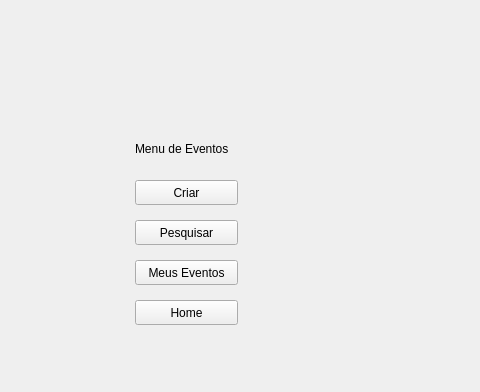
First picture: the form in ui/viewEventos.ui, repository PedroAugustoRamalhoDuarte/Trabalho-TP1, before the edit; both pictures show x 195 to 675 and y 0 to 392 of the 825 by 506 pixel window.
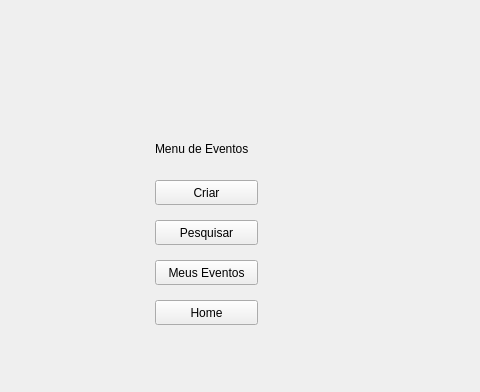
Second picture: the form after the edit.

Commit message: centralizando menu de eventos

What changed in the file:
```diff
--- a/ui/viewEventos.ui
+++ b/ui/viewEventos.ui
@@ -30,7 +30,7 @@
      <widget class="QPushButton" name="btnHome">
       <property name="geometry">
        <rect>
-        <x>320</x>
+        <x>340</x>
         <y>290</y>
         <width>103</width>
         <height>25</height>
@@ -43,7 +43,7 @@
      <widget class="QLabel" name="label">
       <property name="geometry">
        <rect>
-        <x>320</x>
+        <x>340</x>
         <y>130</y>
         <width>191</width>
         <height>17</height>
@@ -56,7 +56,7 @@
      <widget class="QPushButton" name="btnCriar">
       <property name="geometry">
        <rect>
-        <x>320</x>
+        <x>340</x>
         <y>170</y>
         <width>103</width>
         <height>25</height>
@@ -69,7 +69,7 @@
      <widget class="QPushButton" name="btnPesquisar">
       <property name="geometry">
        <rect>
-        <x>320</x>
+        <x>340</x>
         <y>210</y>
         <width>103</width>
         <height>25</height>
@@ -82,7 +82,7 @@
      <widget class="QPushButton" name="btnMeusEventos">
       <property name="geometry">
        <rect>
-        <x>320</x>
+        <x>340</x>
         <y>250</y>
         <width>103</width>
         <height>25</height>
```
The commit also changes 2 other files.
